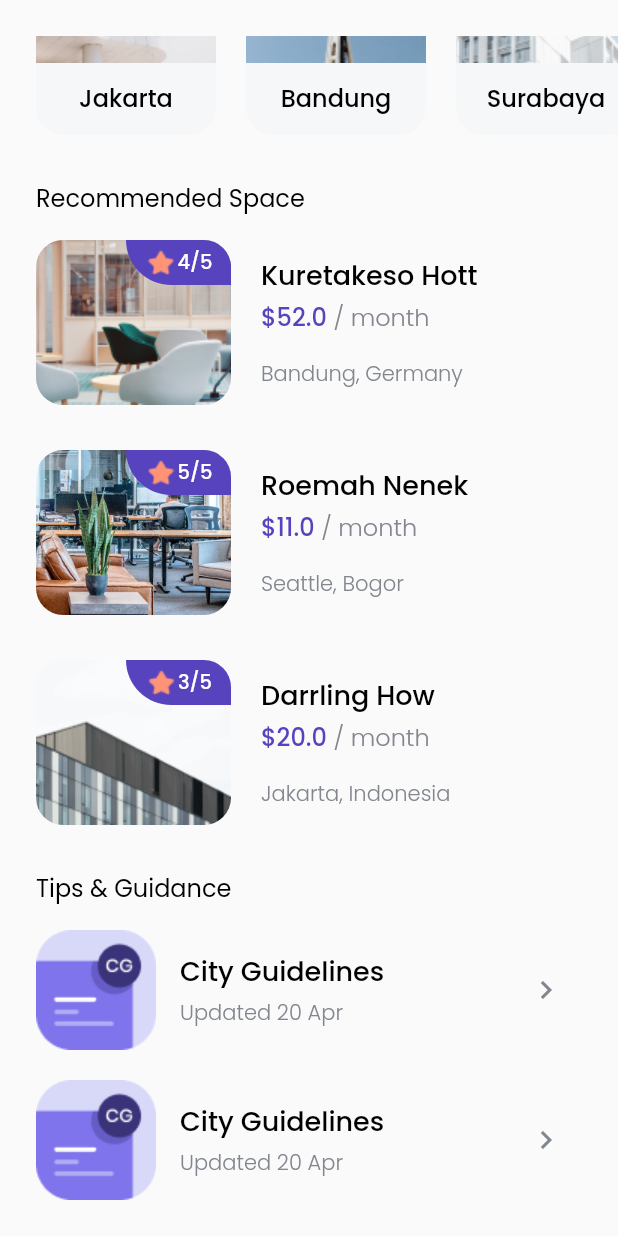
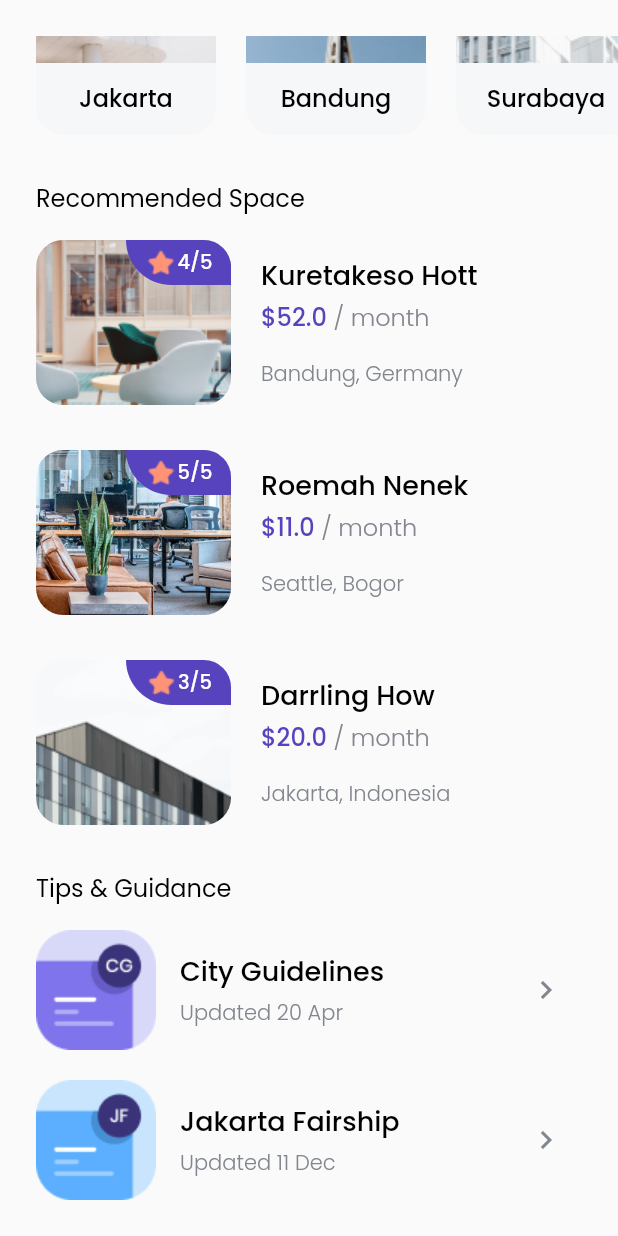
Before and after one commit to alvienadd/rifqi_dart_flutter_dev, a Flutter app: the HomePage screen opened directly, scrolled down 216 dp, on a phone screen of 412 x 824 dp. Run offline on Flutter 3.47's test engine with Material 2 defaults, Android fonts, the phone set to English and light mode, and no system bars; our stand-ins replace google_fonts.

Commit message:
Tips And Guidance Page part2

```diff
--- /dev/null
+++ b/lib/models/tips.dart
@@ -0,0 +1,8 @@
+class Tips {
+  int id;
+  String title;
+  String imageUrl;
+  String updatedAt;
+
+  Tips({this.id, this.title, this.imageUrl, this.updatedAt});
+}
--- a/lib/pages/home_page.dart
+++ b/lib/pages/home_page.dart
@@ -1,6 +1,7 @@
 import 'package:flutter/material.dart';
 import 'package:rifqi_dart_flutter_dev/models/city.dart';
 import 'package:rifqi_dart_flutter_dev/models/space.dart';
+import 'package:rifqi_dart_flutter_dev/models/tips.dart';
 import 'package:rifqi_dart_flutter_dev/theme.dart';
 import 'package:rifqi_dart_flutter_dev/widgets/city_card.dart';
 import 'package:rifqi_dart_flutter_dev/widgets/space_card.dart';
@@ -126,7 +127,19 @@ class HomePage extends StatelessWidget {
               Padding(
                 padding: EdgeInsets.symmetric(horizontal: edge),
                 child: Column(
-                  children: [TipsCard(), SizedBox(height: 20), TipsCard()],
+                  children: [
+                    TipsCard(Tips(
+                        id: 1,
+                        title: 'City Guidelines',
+                        imageUrl: "assets/tips1.png",
+                        updatedAt: "20 Apr")),
+                    SizedBox(height: 20),
+                    TipsCard(Tips(
+                        id: 2,
+                        title: 'Jakarta Fairship',
+                        imageUrl: "assets/tips2.png",
+                        updatedAt: "11 Dec"))
+                  ],
                 ),
               ),
             ],
--- a/lib/widgets/tips_card.dart
+++ b/lib/widgets/tips_card.dart
@@ -1,23 +1,28 @@
 import 'package:flutter/material.dart';
+import 'package:rifqi_dart_flutter_dev/models/tips.dart';
 import 'package:rifqi_dart_flutter_dev/theme.dart';
 
 class TipsCard extends StatelessWidget {
+  final Tips tips;
+
+  TipsCard(this.tips);
+
   @override
   Widget build(BuildContext context) {
     return Row(children: [
       Image.asset(
-        "assets/tips1.png",
+        tips.imageUrl,
         width: 80,
       ),
       SizedBox(
         width: 16,
       ),
       Column(crossAxisAlignment: CrossAxisAlignment.start, children: [
-        Text('City Guidelines', style: blackTextStyle.copyWith(fontSize: 18)),
+        Text(tips.title, style: blackTextStyle.copyWith(fontSize: 18)),
         SizedBox(
           height: 4,
         ),
-        Text('Updated 20 Apr', style: greyTextStyle),
+        Text('Updated ${tips.updatedAt}', style: greyTextStyle),
       ]),
       Spacer(),
       IconButton(
```
